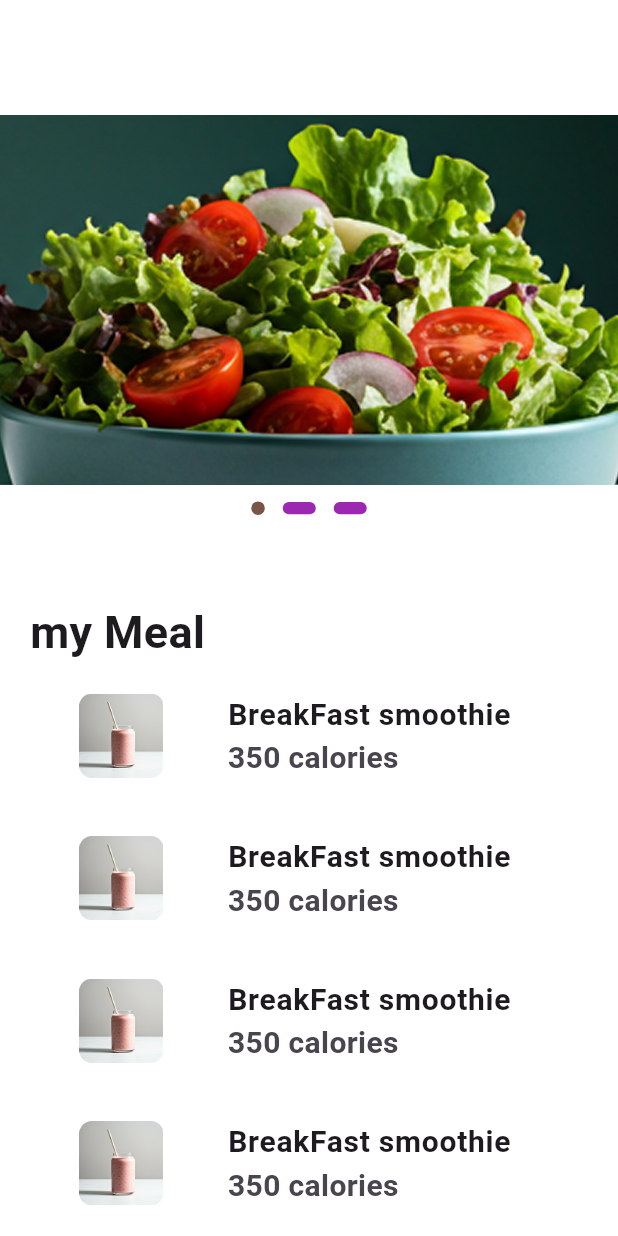
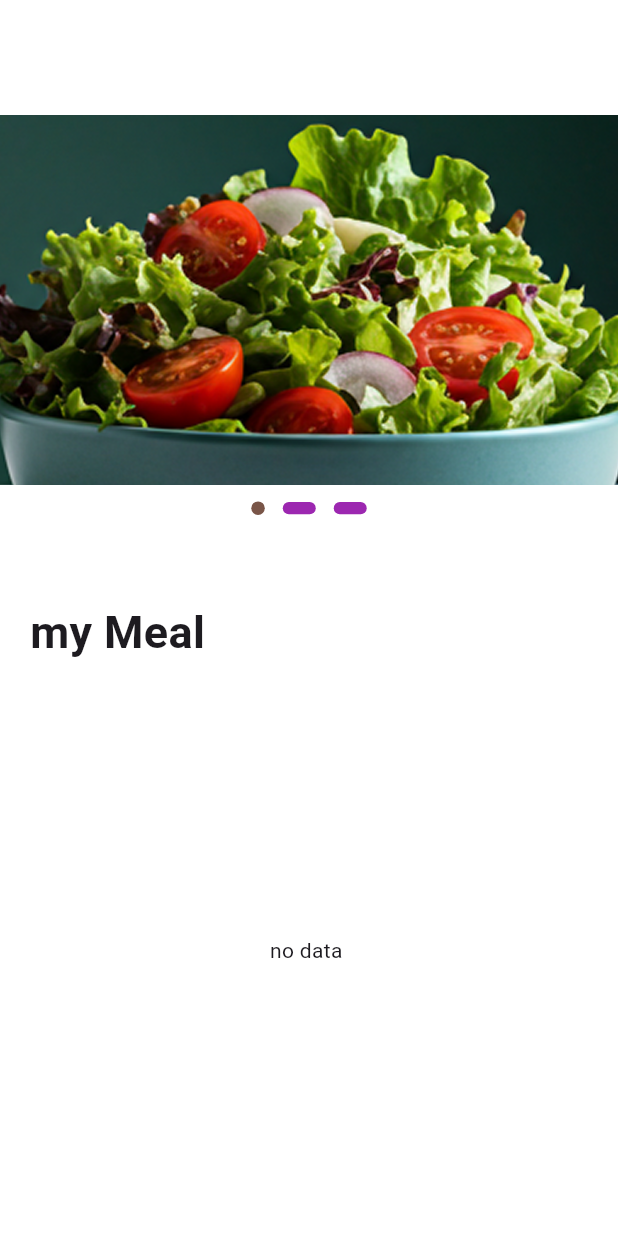
Before and after one commit to habibakhattab31-lgtm/meal_app_, a Flutter app: the home_screen screen opened directly, on a phone screen of 412 x 824 dp. Run offline on Flutter 3.47's test engine with Material 3 defaults, Android fonts, the phone set to English and light mode, and no system bars; drawn by our look-alikes of carousel_slider, dots_indicator; our stand-ins replace cached_network_image, easy_localization, flutter_screenutil, flutter_svg, lottie, shared_preferences and 1 more; accounts and stored records are empty.

Commit message:
first commit

```diff
--- a/lib/features/screens/home_screen.dart
+++ b/lib/features/screens/home_screen.dart
@@ -1,8 +1,14 @@
+import 'dart:developer';
+
 import 'package:carousel_slider/carousel_slider.dart';
 import 'package:dots_indicator/dots_indicator.dart';
 import 'package:flutter/material.dart';
 import 'package:flutter_screenutil/flutter_screenutil.dart';
+import 'package:path/path.dart';
 import 'package:pro1/core/app_color.dart';
+import 'package:pro1/home/data/meal_model.dart';
+import 'package:pro1/home/data/dp_healper.dart';
+import 'package:cached_network_image/cached_network_image.dart';
 
 class home_screen extends StatefulWidget {
   const home_screen({super.key});
@@ -18,6 +24,8 @@ class _home_screenState extends State<home_screen> {
     ("assets/pngs/second.png"),
     ("assets/pngs/third.png")
   ];
+
+
   @override
   Widget build(BuildContext context) {
     return Scaffold(
@@ -80,23 +88,48 @@ class _home_screenState extends State<home_screen> {
                 style: TextStyle(fontSize: 30,fontWeight: FontWeight.bold),),
             ),
             Expanded(
-              child: ListView.builder(
-                  itemCount: 10,
-                  itemBuilder: (context,index){
-                 return Padding(
-                   padding: const EdgeInsets.all(10.0),
-                   child: ListTile(
-                     leading: Image.asset("assets/pngs/JUICE.png",
-                    width: 100.w,
-                    height: 100.h,),
-                     title:Text("BreakFast smoothie",style:
-                     TextStyle(fontSize: 20,fontWeight: FontWeight.bold),),
-                       subtitle:   Text("350 calories", style:
-                    TextStyle(fontSize: 20,fontWeight: FontWeight.bold),
-                   )
-                   ),
-                 );
-              }),
+              child: FutureBuilder(
+                future:DatabaseHelper.instance.getMeals() ,
+                builder: (context ,Snapshot){
+                  if(Snapshot.connectionState==ConnectionState.waiting){
+                    return const Center(child: CircularProgressIndicator(),);
+                  }
+                  else if (Snapshot.hasData){
+                    log('has data');
+                    if(Snapshot.data!.isEmpty){
+                      return Center(child: Text("no data "),);
+                    }
+                    return ListView.builder(
+                      itemCount: Snapshot.data?.length ?? 0,
+                      itemBuilder: (context, index) {
+                        final item = Snapshot.data![index];
+                        return Padding(
+                          padding: const EdgeInsets.all(10.0),
+                          child: ListTile(
+                            leading: CachedNetworkImage(
+                              imageUrl: item.imageUrl,
+                              placeholder: (context, url) => CircularProgressIndicator(),
+                              errorWidget: (context, url, error) => Icon(Icons.error),
+                            ),
+                            title: Text(
+                              item.name,
+                              style: TextStyle(fontSize: 20, fontWeight: FontWeight.bold),
+                            ),
+                            subtitle: Text(
+                              item.calories.toString(),
+                              style: TextStyle(fontSize: 20, fontWeight: FontWeight.bold),
+                            ),
+                          ),
+                        );
+                      },
+                    );
+                  }
+                  else if (Snapshot.hasError){
+                    return Text("there is no data ");
+                  }
+                  return SizedBox();
+                },
+              ),
             )
 
           ],
```
